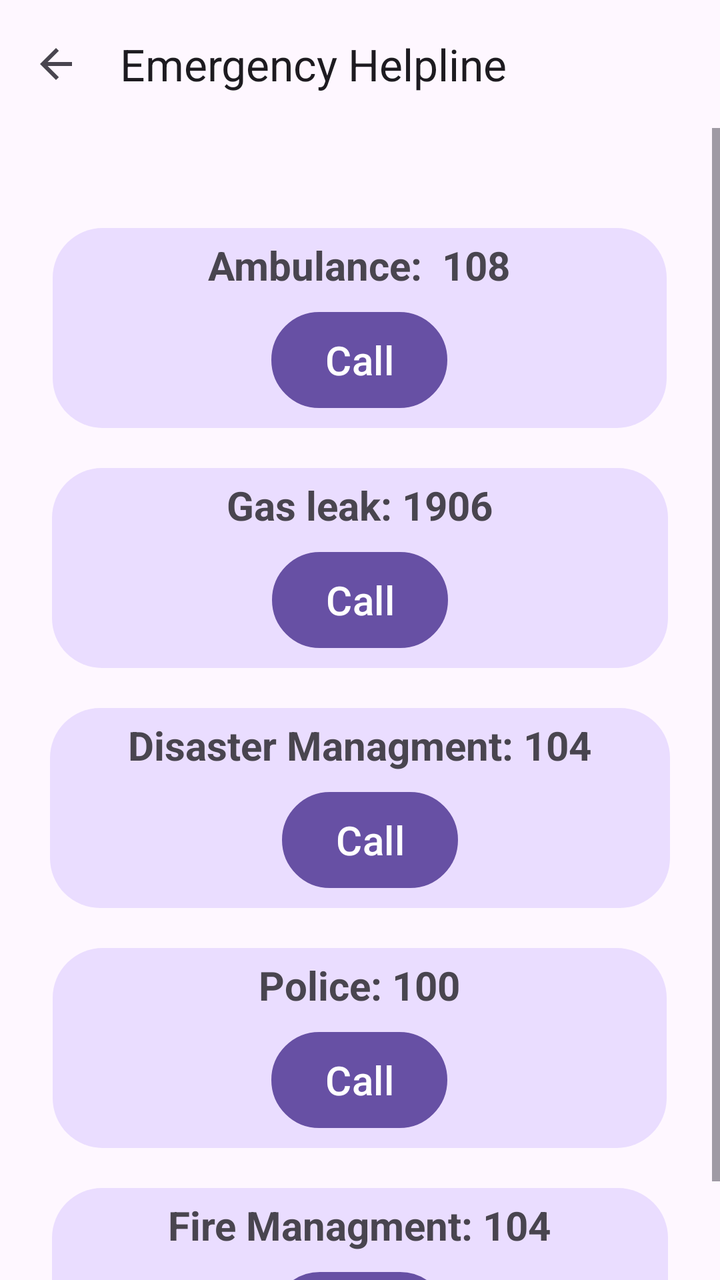
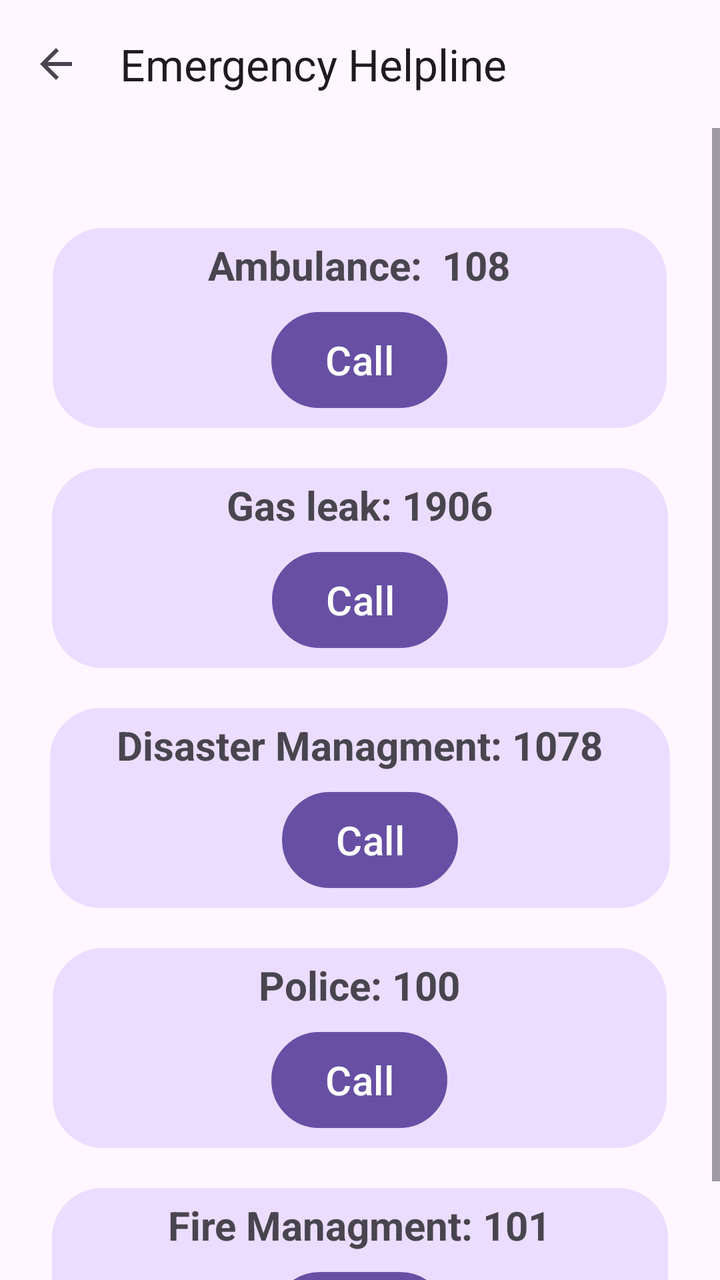

Two renders of the same Android screen: before a commit and after it. Below are the layout's source before the change and the commit's diff.
<!-- AndroidManifest.xml: application theme Theme.SOS -->
<!-- res/layout/activity_soscall.xml -->
<?xml version="1.0" encoding="utf-8"?>
<androidx.constraintlayout.widget.ConstraintLayout
    xmlns:android="http://schemas.android.com/apk/res/android"
    xmlns:app="http://schemas.android.com/apk/res-auto"
    xmlns:tools="http://schemas.android.com/tools"
    android:id="@+id/main"
    android:layout_width="match_parent"
    android:layout_height="match_parent"
    tools:context=".SosCall"
    android:orientation="vertical"
    >

    
    <com.google.android.material.appbar.AppBarLayout
        android:id="@+id/appBarLayout"
        android:layout_width="match_parent"
        android:layout_height="wrap_content"
        android:elevation="4dp"
        app:elevation="4dp"
        app:layout_constraintEnd_toEndOf="parent"
        app:layout_constraintStart_toStartOf="parent"
        app:layout_constraintTop_toTopOf="parent">

        <com.google.android.material.appbar.MaterialToolbar
            android:id="@+id/toolbar"
            android:layout_width="match_parent"
            android:layout_height="?attr/actionBarSize"
            app:navigationIcon="@drawable/arrow_back"
            app:title="Emergency Helpline" />

    </com.google.android.material.appbar.AppBarLayout>

    <ScrollView
        android:layout_width="match_parent"
        android:layout_height="0dp"
        app:layout_constraintEnd_toEndOf="parent"
        app:layout_constraintStart_toStartOf="parent"
        app:layout_constraintBottom_toBottomOf="parent"
        app:layout_constraintTop_toBottomOf="@+id/appBarLayout">

        <LinearLayout
            android:layout_width="match_parent"
            android:layout_height="wrap_content"
            android:orientation="vertical" >

            <LinearLayout
                android:id="@+id/lay2"
                android:layout_width="307dp"
                android:layout_height="wrap_content"
                android:layout_gravity="center"
                android:layout_marginTop="50dp"
                android:background="@drawable/background"
                android:orientation="vertical"
                android:padding="5dp">

                <TextView
                    android:id="@+id/text1"
                    android:layout_width="wrap_content"
                    android:layout_height="wrap_content"
                    android:layout_gravity="center"
                    android:text="Ambulance:  108"
                    android:textSize="20sp"
                    android:textStyle="bold" />

                <Button
                    android:id="@+id/callambu"
                    android:layout_width="wrap_content"
                    android:layout_height="wrap_content"
                    android:layout_gravity="center"
                    android:layout_marginTop="10dp"
                    android:layout_marginBottom="5dp"
                    android:background="@drawable/button"
                    android:text="Call"
                    android:textSize="20sp" />


            </LinearLayout>

            <LinearLayout
                android:id="@+id/lay3"
                android:layout_width="308dp"
                android:layout_height="wrap_content"
                android:layout_gravity="center"
                android:layout_marginTop="20dp"
                android:background="@drawable/background"
                android:orientation="vertical"
                android:padding="5dp">

                <TextView
                    android:layout_width="wrap_content"
                    android:layout_height="wrap_content"
                    android:layout_gravity="center"
                    android:text="Gas leak: 1906"
                    android:textSize="20sp"
                    android:textStyle="bold" />

                <Button
                    android:id="@+id/callgas"
                    android:layout_width="wrap_content"
                    android:layout_height="wrap_content"
                    android:layout_gravity="center"
                    android:layout_marginTop="10dp"
                    android:layout_marginBottom="5dp"
                    android:background="@drawable/button"
                    android:text="Call"

                    android:textSize="20sp" />


            </LinearLayout>

            <LinearLayout
                android:id="@+id/lay4"
                android:layout_width="310dp"
                android:layout_height="wrap_content"
                android:layout_gravity="center"
                android:layout_marginTop="20dp"
                android:background="@drawable/background"
                android:orientation="vertical"
                android:padding="5dp">

                <TextView
                    android:layout_width="wrap_content"
                    android:layout_height="wrap_content"
                    android:layout_gravity="center"
                    android:text="Disaster Managment: 104"
                    android:textSize="20sp"
                    android:textStyle="bold" />

                <Button
                    android:id="@+id/calldis"
                    android:layout_width="wrap_content"
                    android:layout_height="wrap_content"
                    android:layout_gravity="center"
                    android:layout_marginLeft="5dp"
                    android:layout_marginTop="10dp"
                    android:layout_marginBottom="5dp"
                    android:background="@drawable/button"
                    android:text="Call"
                    android:textSize="20sp" />


            </LinearLayout>

            <LinearLayout
                android:id="@+id/lay5"
                android:layout_width="307dp"
                android:layout_height="wrap_content"
                android:layout_gravity="center"
                android:layout_marginTop="20dp"
                android:background="@drawable/background"
                android:orientation="vertical"
                android:padding="5dp">

                <TextView
                    android:layout_width="wrap_content"
                    android:layout_height="wrap_content"
                    android:layout_gravity="center"
                    android:text="Police: 100"
                    android:textSize="20sp"
                    android:textStyle="bold" />

                <Button
                    android:id="@+id/callpol"
                    android:layout_width="wrap_content"
                    android:layout_height="wrap_content"
                    android:layout_gravity="center"
                    android:layout_marginTop="10dp"
                    android:layout_marginBottom="5dp"
                    android:background="@drawable/button"
                    android:text="Call"
                    android:textSize="20sp" />


            </LinearLayout>

            <LinearLayout
                android:id="@+id/lay6"
                android:layout_width="308dp"
                android:layout_height="wrap_content"
                android:layout_gravity="center"
                android:layout_marginTop="20dp"
                android:background="@drawable/background"
                android:orientation="vertical"
                android:padding="5dp">

                <TextView
                    android:layout_width="wrap_content"
                    android:layout_height="wrap_content"
                    android:layout_gravity="center"
                    android:text="Fire Managment: 104"
                    android:textSize="20sp"
                    android:textStyle="bold" />

                <Button
                    android:id="@+id/callfire"
                    android:layout_width="wrap_content"
                    android:layout_height="wrap_content"
                    android:layout_gravity="center"
                    android:layout_marginTop="10dp"
                    android:layout_marginBottom="5dp"
                    android:background="@drawable/button"
                    android:text="Call"
                    android:textSize="20sp" />


            </LinearLayout>

        </LinearLayout>
    </ScrollView>


</androidx.constraintlayout.widget.ConstraintLayout>
<!-- resources referenced by this layout -->
<resources>
  <!-- drawable arrow_back (drawable) -->
  <vector xmlns:android="http://schemas.android.com/apk/res/android"
      android:width="24dp"
      android:height="24dp"
      android:viewportWidth="960"
      android:viewportHeight="960"
      android:tint="?attr/colorControlNormal"
      android:autoMirrored="true">
    <path
        android:fillColor="@android:color/white"
        android:pathData="M313,520L537,744L480,800L160,480L480,160L537,216L313,440L800,440L800,520L313,520Z"/>
  </vector>
  <!-- drawable background (drawable) -->
  <?xml version="1.0" encoding="utf-8"?>
  <shape xmlns:android="http://schemas.android.com/apk/res/android">
  
      <solid
          android:color="?attr/colorPrimaryContainer"
          />
      <corners
          android:radius="25dp"
          />
  </shape>
  <!-- drawable button (drawable) -->
  <?xml version="1.0" encoding="utf-8"?>
  <shape xmlns:android="http://schemas.android.com/apk/res/android">
  
      <corners
          android:radius="50dp"
          />
  
      <stroke android:color="?attr/colorPrimary" android:width="1dp" />
  
  </shape>
  <style name="Theme.SOS" parent="Base.Theme.SOS" />
  <style name="Base.Theme.SOS" parent="Theme.Material3.Light.NoActionBar">
          
          
  
  
  
  
  
      </style>
</resources>

<!-- the commit's change to res/layout/activity_soscall.xml (unified diff, before → after) -->
@@ -123,7 +123,7 @@
                     android:layout_width="wrap_content"
                     android:layout_height="wrap_content"
                     android:layout_gravity="center"
-                    android:text="Disaster Managment: 104"
+                    android:text="Disaster Managment: 1078"
                     android:textSize="20sp"
                     android:textStyle="bold" />
 
@@ -188,7 +188,7 @@
                     android:layout_width="wrap_content"
                     android:layout_height="wrap_content"
                     android:layout_gravity="center"
-                    android:text="Fire Managment: 104"
+                    android:text="Fire Managment: 101"
                     android:textSize="20sp"
                     android:textStyle="bold" />
 
